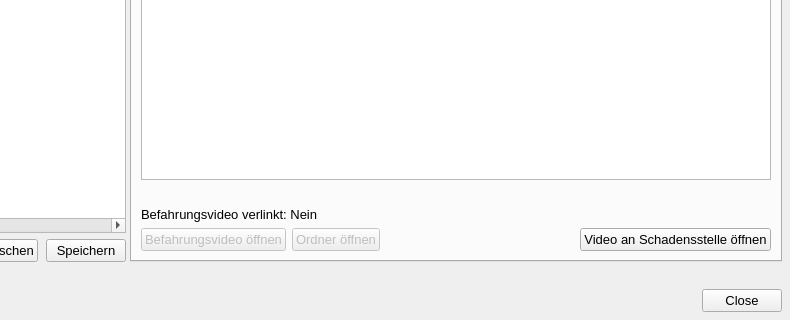
Qt form qkan/inspektion/res/befahrungsmedien.ui (hoettges/QKan) before a commit; both pictures show x 590 to 1380 and y 440 to 760 of the 1380 by 760 pixel window.
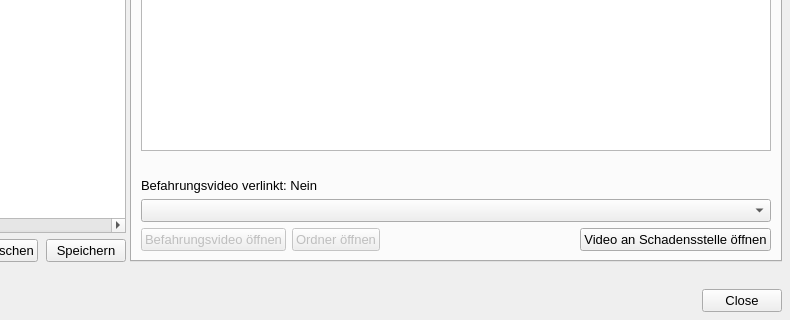
The same form after that commit. The open tabs and pages were chosen to show the change. Custom widgets are drawn as their Qt base class.

Diff of the .ui file:
```diff
--- a/qkan/inspektion/res/befahrungsmedien.ui
+++ b/qkan/inspektion/res/befahrungsmedien.ui
@@ -513,7 +513,7 @@
               <attribute name="title">
                 <string>Videos</string>
               </attribute>
-              <layout class="QVBoxLayout" name="videoLayout" stretch="1,0,0,0">
+              <layout class="QVBoxLayout" name="videoLayout" stretch="1,0,0,0,0">
                 <item>
                   <widget class="QTableWidget" name="tw_videos">
                     <property name="selectionBehavior">
@@ -580,6 +580,13 @@
                     </property>
                   </widget>
                 </item>
+                <item>
+                  <widget class="QComboBox" name="cb_befahrungsvideo">
+                    <property name="toolTip">
+                      <string>Befahrungsvideo wählen; Zusatzvideos stammen aus der QKan-Tabelle videos.</string>
+                    </property>
+                  </widget>
+                </item>
                 <item>
                   <layout class="QHBoxLayout" name="videoButtonLayout">
                     <item>
```
